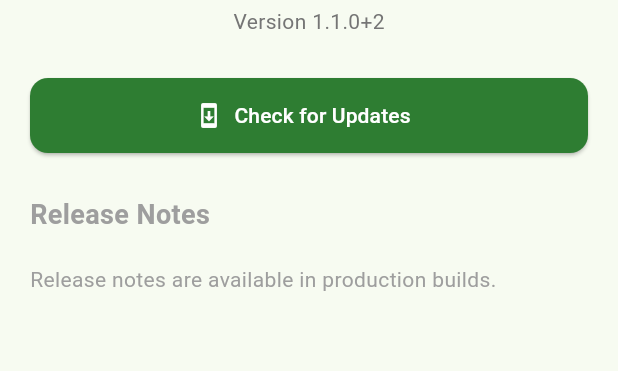
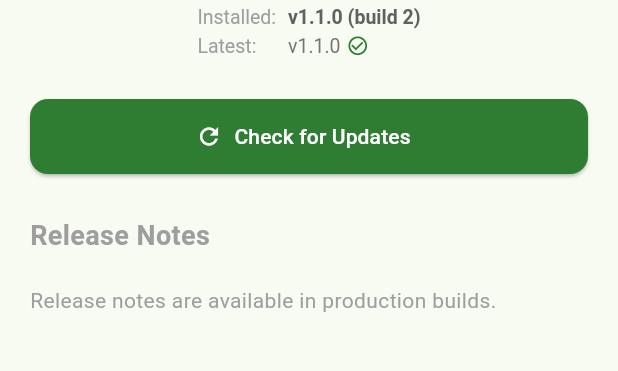
Before and after one commit to bilocan/halal_checker, a Flutter app: the screen it shows after launch, after a tap on the "info outline" icon, on a phone screen of 412 x 824 dp, the part 348-719 px from its top. Run offline on Flutter 3.47's test engine with Material 3 defaults, Android fonts, the phone set to English and light mode, and no system bars; our stand-ins replace file_picker, flutter_map, latlong2, package_info_plus, shared_preferences, sqflite and 1 more; missing offline and left inert: in_app_update, mobile_scanner; accounts and stored records are empty; network calls fail.

Commit message:
feat: Add update availability localization and implement automatic update check in AboutScreen

```diff
--- a/lib/localization/app_localizations.dart
+++ b/lib/localization/app_localizations.dart
@@ -137,6 +137,10 @@ class AppLocalizations {
       'releaseNotes': 'Release Notes',
       'checkForUpdates': 'Check for Updates',
       'upToDate': "You're up to date!",
+      'installed': 'Installed',
+      'latest': 'Latest',
+      'updateAvailable': 'Update Available',
+      'updateNow': 'Update Now',
     },
     'tr': {
       'appTitle': 'HalalScan',
@@ -269,6 +273,10 @@ class AppLocalizations {
       'releaseNotes': 'Sürüm Notları',
       'checkForUpdates': 'Güncellemeleri Kontrol Et',
       'upToDate': 'Güncel durumdasınız!',
+      'installed': 'Kurulu',
+      'latest': 'En Son',
+      'updateAvailable': 'Güncelleme Mevcut',
+      'updateNow': 'Şimdi Güncelle',
     },
     'de': {
       'appTitle': 'HalalScan',
@@ -406,6 +414,10 @@ class AppLocalizations {
       'releaseNotes': 'Versionshinweise',
       'checkForUpdates': 'Nach Updates suchen',
       'upToDate': 'Sie sind auf dem neuesten Stand!',
+      'installed': 'Installiert',
+      'latest': 'Neueste',
+      'updateAvailable': 'Update verfügbar',
+      'updateNow': 'Jetzt aktualisieren',
     },
   };
 
@@ -536,6 +548,10 @@ class AppLocalizations {
   String get releaseNotes => _translate('releaseNotes');
   String get checkForUpdates => _translate('checkForUpdates');
   String get upToDate => _translate('upToDate');
+  String get installed => _translate('installed');
+  String get latest => _translate('latest');
+  String get updateAvailable => _translate('updateAvailable');
+  String get updateNow => _translate('updateNow');
 
   static AppLocalizations of(BuildContext context) {
     final localizations = Localizations.of<AppLocalizations>(
--- a/lib/screens/about_screen.dart
+++ b/lib/screens/about_screen.dart
@@ -87,12 +87,15 @@ class _AboutScreenState extends State<AboutScreen> {
   String _buildNumber = '';
   bool _checkingUpdate = false;
   List<_ReleaseNote> _releaseNotes = [];
+  AppUpdateInfo? _updateInfo;
+  bool _autoCheckDone = false;
 
   @override
   void initState() {
     super.initState();
     _loadVersion();
     _loadReleaseNotes();
+    if (Platform.isAndroid) _autoCheckForUpdate();
   }
 
   Future<void> _loadVersion() async {
@@ -140,34 +143,176 @@ class _AboutScreenState extends State<AboutScreen> {
     } catch (_) {}
   }
 
+  Future<void> _autoCheckForUpdate() async {
+    try {
+      final info = await InAppUpdate.checkForUpdate();
+      if (mounted) {
+        setState(() {
+          _updateInfo = info;
+          _autoCheckDone = true;
+        });
+      }
+    } catch (_) {
+      if (mounted) setState(() => _autoCheckDone = true);
+    }
+  }
+
   Future<void> _checkForUpdate() async {
     setState(() => _checkingUpdate = true);
     try {
       final info = await InAppUpdate.checkForUpdate();
       if (!mounted) return;
+      setState(() {
+        _updateInfo = info;
+        _autoCheckDone = true;
+      });
       if (info.updateAvailability == UpdateAvailability.updateAvailable) {
         await InAppUpdate.startFlexibleUpdate();
         await InAppUpdate.completeFlexibleUpdate();
-      } else {
-        ScaffoldMessenger.of(context).showSnackBar(
-          SnackBar(
-            content: Text(AppLocalizations.of(context).upToDate),
-            duration: const Duration(seconds: 3),
-          ),
-        );
       }
     } catch (_) {
-      if (mounted) {
-        ScaffoldMessenger.of(context).showSnackBar(
-          SnackBar(
-            content: Text(AppLocalizations.of(context).upToDate),
-            duration: const Duration(seconds: 3),
-          ),
-        );
-      }
     } finally {
       if (mounted) setState(() => _checkingUpdate = false);
     }
+  }
+
+  Widget _buildVersionInfo(AppLocalizations loc) {
+    final updateAvailable =
+        _updateInfo?.updateAvailability == UpdateAvailability.updateAvailable;
+    final latestVersion = _releaseNotes.isNotEmpty
+        ? _releaseNotes.first.version
+        : null;
+
+    Widget latestValue;
+    if (!_autoCheckDone) {
+      latestValue = Row(
+        mainAxisSize: MainAxisSize.min,
+        children: [
+          SizedBox(
+            width: 11,
+            height: 11,
+            child: CircularProgressIndicator(
+              strokeWidth: 1.5,
+              color: Colors.grey.shade400,
+            ),
+          ),
+          const SizedBox(width: 6),
+          Text(
+            '...',
+            style: TextStyle(color: Colors.grey.shade400, fontSize: 13),
+          ),
+        ],
+      );
+    } else if (updateAvailable) {
+      latestValue = Row(
+        mainAxisSize: MainAxisSize.min,
+        children: [
+          if (latestVersion != null) ...[
+            Text(
+              'v$latestVersion',
+              style: const TextStyle(
+                color: kGreenDark,
+                fontSize: 13,
+                fontWeight: FontWeight.w600,
+              ),
+            ),
+            const SizedBox(width: 6),
+          ],
+          Container(
+            padding: const EdgeInsets.symmetric(horizontal: 8, vertical: 2),
+            decoration: BoxDecoration(
+              color: kGreenSurface,
+              borderRadius: BorderRadius.circular(20),
+              border: Border.all(color: kGreenLight),
+            ),
+            child: Text(
+              loc.updateAvailable,
+              style: const TextStyle(
+                color: kGreenDark,
+                fontSize: 11,
+                fontWeight: FontWeight.bold,
+              ),
+            ),
+          ),
+        ],
+      );
+    } else {
+      latestValue = Row(
+        mainAxisSize: MainAxisSize.min,
+        children: [
+          Text(
+            latestVersion != null ? 'v$latestVersion' : 'v$_version',
+            style: TextStyle(color: Colors.grey.shade600, fontSize: 13),
+          ),
+          const SizedBox(width: 4),
+          const Icon(Icons.check_circle_outline, color: kGreen, size: 15),
+        ],
+      );
+    }
+
+    return DefaultTextStyle(
+      style: TextStyle(color: Colors.grey.shade500, fontSize: 13),
+      child: Table(
+        defaultColumnWidth: const IntrinsicColumnWidth(),
+        children: [
+          TableRow(
+            children: [
+              Padding(
+                padding: const EdgeInsets.only(right: 8, bottom: 4),
+                child: Text('${loc.installed}:'),
+              ),
+              Text(
+                'v$_version (build $_buildNumber)',
+                style: TextStyle(
+                  color: Colors.grey.shade700,
+                  fontWeight: FontWeight.w600,
+                ),
+              ),
+            ],
+          ),
+          if (Platform.isAndroid)
+            TableRow(
+              children: [
+                Padding(
+                  padding: const EdgeInsets.only(right: 8),
+                  child: Text('${loc.latest}:'),
+                ),
+                latestValue,
+              ],
+            ),
+        ],
+      ),
+    );
+  }
+
+  Widget _buildUpdateButton(AppLocalizations loc) {
+    final updateAvailable =
+        _updateInfo?.updateAvailability == UpdateAvailability.updateAvailable;
+    return ElevatedButton.icon(
+      onPressed: _checkingUpdate ? null : _checkForUpdate,
+      icon: _checkingUpdate
+          ? const SizedBox(
+              width: 16,
+              height: 16,
+              child: CircularProgressIndicator(
+                strokeWidth: 2,
+                color: Colors.white,
+              ),
+            )
+          : Icon(
+              updateAvailable
+                  ? Icons.system_update_outlined
+                  : Icons.refresh_outlined,
+            ),
+      label: Text(updateAvailable ? loc.updateNow : loc.checkForUpdates),
+      style: ElevatedButton.styleFrom(
+        backgroundColor: kGreen,
+        foregroundColor: Colors.white,
+        disabledBackgroundColor: kGreenMid,
+        minimumSize: const Size(double.infinity, 50),
+        shape: RoundedRectangleBorder(borderRadius: BorderRadius.circular(12)),
+      ),
+    );
   }
 
   @override
@@ -208,39 +353,13 @@ class _AboutScreenState extends State<AboutScreen> {
                   ),
                 ),
                 const SizedBox(height: 4),
-                if (_version.isNotEmpty)
-                  Text(
-                    '${loc.version} $_version+$_buildNumber',
-                    style: TextStyle(color: Colors.grey.shade600, fontSize: 14),
-                  ),
+                if (_version.isNotEmpty) _buildVersionInfo(loc),
               ],
             ),
           ),
           const SizedBox(height: 28),
           if (Platform.isAndroid) ...[
-            ElevatedButton.icon(
-              onPressed: _checkingUpdate ? null : _checkForUpdate,
-              icon: _checkingUpdate
-                  ? const SizedBox(
-                      width: 16,
-                      height: 16,
-                      child: CircularProgressIndicator(
-                        strokeWidth: 2,
-                        color: Colors.white,
-                      ),
-                    )
-                  : const Icon(Icons.system_update_outlined),
-              label: Text(loc.checkForUpdates),
-              style: ElevatedButton.styleFrom(
-                backgroundColor: kGreen,
-                foregroundColor: Colors.white,
-                disabledBackgroundColor: kGreenMid,
-                minimumSize: const Size(double.infinity, 50),
-                shape: RoundedRectangleBorder(
-                  borderRadius: BorderRadius.circular(12),
-                ),
-              ),
-            ),
+            _buildUpdateButton(loc),
             const SizedBox(height: 28),
           ],
           Text(
```
